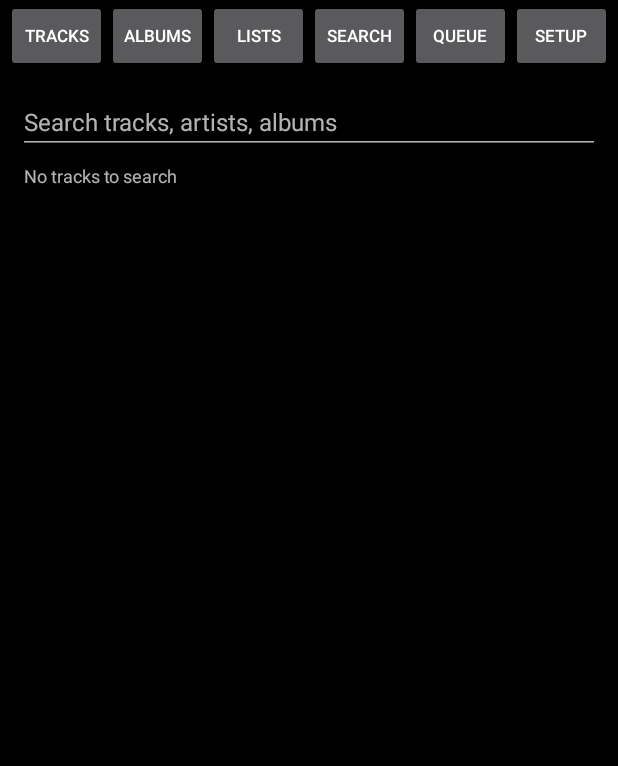
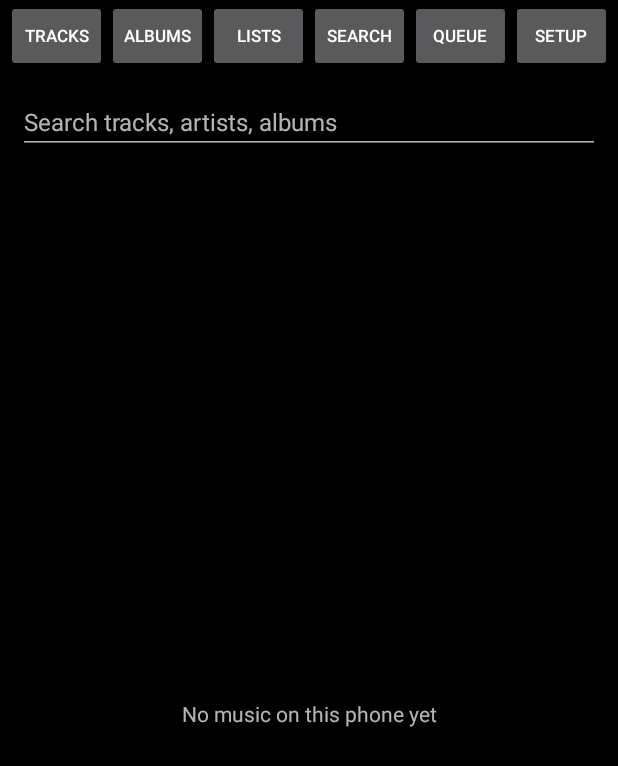
Before and after one commit to damaged-pixl/chorus, an Android app: the screen it shows after launch (MainActivity), after a tap on "SEARCH", on a phone screen of 412 x 824 dp. Shown: the top 766 px of the screen. Run offline under Robolectric (Android 15) with nearby library versions, the phone set to English and light mode, and no system bars; 5 statements that could not run were skipped; 2 other taps on this screen came first.

Commit message:
Add friendly empty states for search, queue and playlists
- Each gains a one-line centred overlay over its (empty) list: 'No matches —
  try another word' / 'Nothing queued yet — tap a track to start playing' /
  'No playlists yet — tap + New playlist to make one' (British quote marks in
  XML, since backslash escapes are not valid XML)
- Search's tiny status line stands down while the overlay speaks, so two
  empty-state lines never stack
- Playlist home now refreshes through one path (refreshPlaylists), which also
  owns the empty state; visiting the tab still re-queries as before

```diff
--- a/app/src/main/java/com/bee/chorus/MainActivity.kt
+++ b/app/src/main/java/com/bee/chorus/MainActivity.kt
@@ -157,7 +157,13 @@ class MainActivity : AppCompatActivity() {
         val list = io.submit<List<Pair<Long, String>>> { store.listPlaylists() }
         io.execute {
             val res = list.get()
-            runOnUiThread { playlistAdapter.submit(res) }
+            runOnUiThread {
+                playlistAdapter.submit(res)
+                // One-line empty state centred over the list. Playlists live in our
+                // own DB (not MediaStore), so the state is accurate immediately.
+                findViewById<View>(R.id.playlist_empty).visibility =
+                    if (res.isEmpty()) View.VISIBLE else View.GONE
+            }
         }
     }
 
@@ -484,10 +490,9 @@ class MainActivity : AppCompatActivity() {
             v.visibility = if (id == target) View.VISIBLE else View.GONE
         }
         if (target == R.id.playlist_home) {
-            io.execute {
-                val res = store.listPlaylists()
-                runOnUiThread { playlistAdapter.submit(res) }
-            }
+            // Re-runs the list query (and its empty state) on every visit, so a
+            // playlist created or deleted elsewhere is never stale on screen.
+            refreshPlaylists()
         }
     }
 
--- a/app/src/main/java/com/bee/chorus/ui/QueuePanel.kt
+++ b/app/src/main/java/com/bee/chorus/ui/QueuePanel.kt
@@ -35,6 +35,7 @@ class QueuePanel @JvmOverloads constructor(
     private val shuffleButton: Button
     private val repeatButton: Button
     private val nowPlaying: TextView
+    private val emptyView: TextView
     private val listView: RecyclerView
 
     private val adapter = QueueAdapter(
@@ -64,6 +65,7 @@ class QueuePanel @JvmOverloads constructor(
         shuffleButton = findViewById(R.id.queue_shuffle)
         repeatButton = findViewById(R.id.queue_repeat)
         nowPlaying = findViewById(R.id.queue_now_playing)
+        emptyView = findViewById(R.id.queue_empty)
         listView = findViewById(R.id.queue_list)
 
         listView.layoutManager = LinearLayoutManager(context)
@@ -147,6 +149,9 @@ class QueuePanel @JvmOverloads constructor(
 
     private fun syncQueue(player: Player) {
         val count = player.mediaItemCount
+        // Empty state: shown for a genuinely empty queue (or before the first track),
+        // regardless of whether the row list itself has changed.
+        emptyView.visibility = if (count <= 0) View.VISIBLE else View.GONE
         if (count <= 0) {
             if (contentSignature != null) {
                 contentSignature = null
--- a/app/src/main/java/com/bee/chorus/ui/SearchPanel.kt
+++ b/app/src/main/java/com/bee/chorus/ui/SearchPanel.kt
@@ -7,6 +7,7 @@ import android.text.Editable
 import android.text.TextWatcher
 import android.util.AttributeSet
 import android.view.LayoutInflater
+import android.view.View
 import android.widget.EditText
 import android.widget.LinearLayout
 import android.widget.TextView
@@ -37,6 +38,7 @@ class SearchPanel @JvmOverloads constructor(
 
     private val input: EditText
     private val status: TextView
+    private val emptyView: TextView
     private val listView: RecyclerView
     private val adapter = TrackAdapter()
 
@@ -68,6 +70,7 @@ class SearchPanel @JvmOverloads constructor(
 
         input = findViewById(R.id.search_input)
         status = findViewById(R.id.search_status)
+        emptyView = findViewById(R.id.search_empty)
         listView = findViewById(R.id.search_list)
 
         listView.layoutManager = LinearLayoutManager(context)
@@ -130,10 +133,16 @@ class SearchPanel @JvmOverloads constructor(
     private fun showResults(list: List<Track>) {
         results = list
         adapter.submit(list)
-        status.text = when {
-            list.isEmpty() && allTracks.isEmpty() -> EMPTY_LIBRARY
-            list.isEmpty() -> NO_MATCHES
-            else -> "${list.size} ${if (list.size == 1) "result" else "results"}"
+        if (list.isEmpty()) {
+            // The centred overlay carries the friendly message; the tiny status line
+            // stands down so two empty-state lines never stack up.
+            emptyView.text =
+                if (allTracks.isEmpty()) EMPTY_LIBRARY else NO_MATCHES
+            emptyView.visibility = View.VISIBLE
+            status.text = ""
+        } else {
+            emptyView.visibility = View.GONE
+            status.text = "${list.size} ${if (list.size == 1) "result" else "results"}"
         }
     }
 
@@ -158,7 +167,7 @@ class SearchPanel @JvmOverloads constructor(
 
     private companion object {
         const val DEBOUNCE_MS = 150L
-        const val NO_MATCHES = "No matching tracks"
-        const val EMPTY_LIBRARY = "No tracks to search"
+        const val NO_MATCHES = "No matches — try another word"
+        const val EMPTY_LIBRARY = "No music on this phone yet"
     }
 }
--- a/app/src/main/res/layout/activity_main.xml
+++ b/app/src/main/res/layout/activity_main.xml
@@ -198,10 +198,29 @@
                 android:minHeight="48dp"
                 android:text="+ New playlist" />
 
-            <androidx.recyclerview.widget.RecyclerView
-                android:id="@+id/playlist_list"
+            <FrameLayout
                 android:layout_width="match_parent"
-                android:layout_height="match_parent" />
+                android:layout_height="0dp"
+                android:layout_weight="1">
+
+                <androidx.recyclerview.widget.RecyclerView
+                    android:id="@+id/playlist_list"
+                    android:layout_width="match_parent"
+                    android:layout_height="match_parent" />
+
+                <!-- One-line empty state, centred over the (empty) playlist list. -->
+                <TextView
+                    android:id="@+id/playlist_empty"
+                    android:layout_width="match_parent"
+                    android:layout_height="wrap_content"
+                    android:layout_gravity="center"
+                    android:gravity="center"
+                    android:padding="24dp"
+                    android:text="No playlists yet — tap ‘+ New playlist’ to make one"
+                    android:textColor="?android:attr/textColorSecondary"
+                    android:textSize="14sp"
+                    android:visibility="gone" />
+            </FrameLayout>
         </LinearLayout>
 
         <com.bee.chorus.ui.PlaylistPanel
--- a/app/src/main/res/layout/view_search.xml
+++ b/app/src/main/res/layout/view_search.xml
@@ -38,12 +38,29 @@
         android:textColor="?android:attr/textColorSecondary"
         android:textSize="12sp" />
 
-    <androidx.recyclerview.widget.RecyclerView
-        android:id="@+id/search_list"
+    <FrameLayout
         android:layout_width="match_parent"
         android:layout_height="0dp"
-        android:layout_weight="1"
-        android:clipToPadding="false"
-        android:scrollbars="vertical" />
+        android:layout_weight="1">
+
+        <androidx.recyclerview.widget.RecyclerView
+            android:id="@+id/search_list"
+            android:layout_width="match_parent"
+            android:layout_height="match_parent"
+            android:clipToPadding="false"
+            android:scrollbars="vertical" />
+
+        <!-- One-line empty state, centred over the (empty) results list. -->
+        <TextView
+            android:id="@+id/search_empty"
+            android:layout_width="match_parent"
+            android:layout_height="wrap_content"
+            android:layout_gravity="center"
+            android:gravity="center"
+            android:padding="24dp"
+            android:textColor="?android:attr/textColorSecondary"
+            android:textSize="14sp"
+            android:visibility="gone" />
+    </FrameLayout>
 
 </LinearLayout>
```
Also changed, not shown: app/src/main/res/layout/view_queue.xml (+23 -5 lines).
